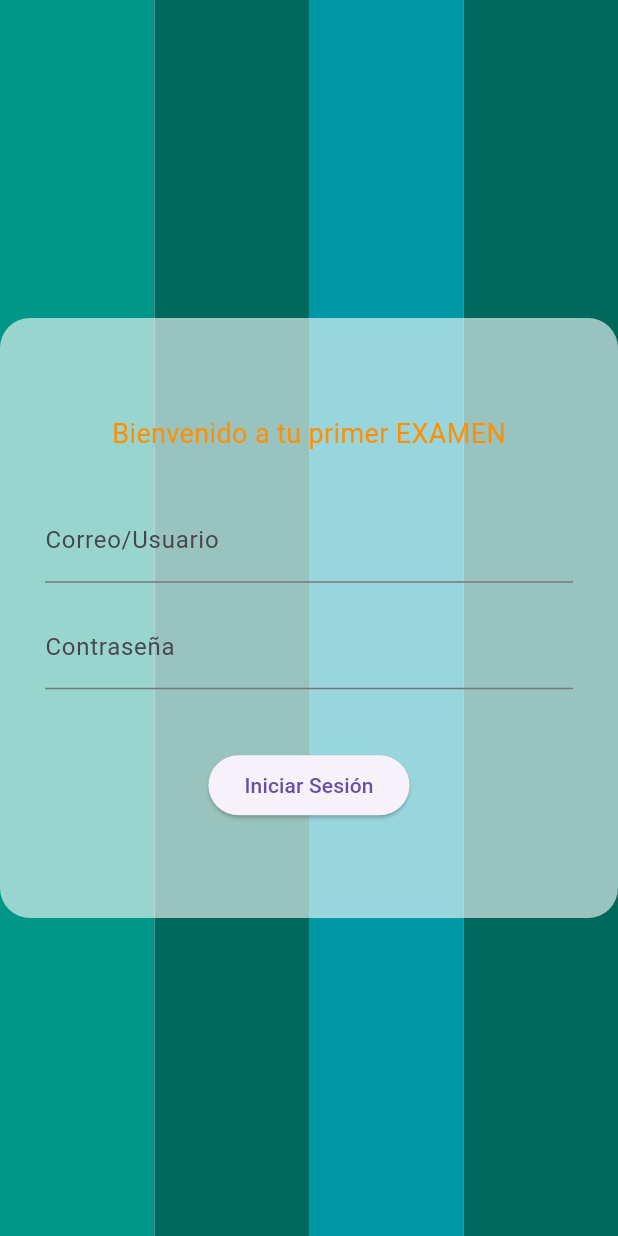
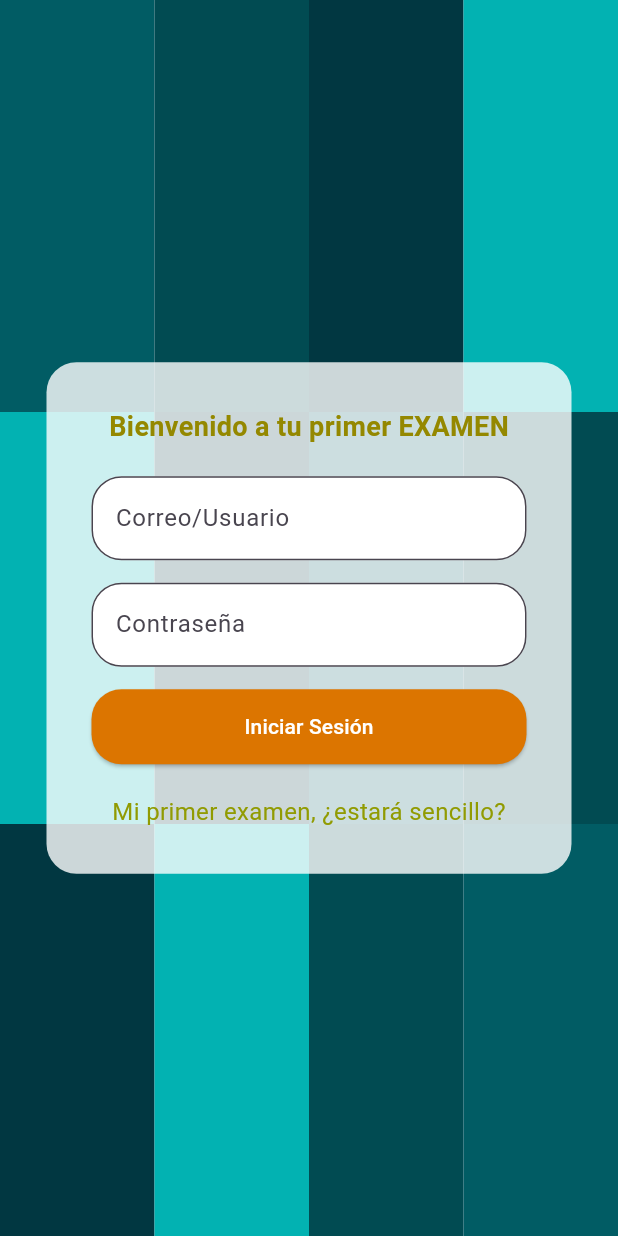
Before and after one commit to Fundamentos-Moviles/examen-i-RodolfoLujan, a Flutter app: the screen it shows after launch, on a phone screen of 412 x 824 dp. Run offline on Flutter 3.47's test engine with Material 3 defaults, Android fonts, the phone set to English and light mode, and no system bars.

Commit message:
Cuarto Commit, proyecto casi terminado

```diff
--- /dev/null
+++ b/lib/Clases/Constantes.dart
@@ -0,0 +1,28 @@
+import 'package:flutter/material.dart';
+
+// Definimos los colores usados en la app
+class AppColors {
+  static const Color fondo = Color(0xff014b52);      // Fondo principal
+  static const Color fondo2 = Color(0xff015c64);     // Fondo secundario (cartas)
+  static const Color fondo3 = Color(0xff013741);     // Fondo del encabezado
+  static const Color fondo4 = Color(0xff02b2b2);     // Color para el borde o detalles
+  static const Color titulos = Color(0xff948800);    // Color para títulos
+  static const Color botones = Color(0xffdc7500);    // Color de los botones
+  static const Color efectos = Color(0xff919b02);    // Color de los íconos o pequeños detalles
+}
+
+// Lista de actividades
+List<Map<String, dynamic>> actividades = [
+  {'id': 8, 'title': 'Iniciar el examen', 'note': 'Subir el examen antes de las 9 am del viernes', 'rating': 5},
+  {'id': 9, 'title': 'Terminar y enviar mi examen', 'note': 'No quiero reprobar', 'rating': 4},
+  {'id': 10, 'title': 'Revisar 36 examenes', 'note': 'Los alumnos tendrán todo lo que se les pidió', 'rating': 3},
+  {'id': 11, 'title': 'Revisar tareas', 'note': 'Llenar la lista con las calificaciones', 'rating': 2},
+  {'id': 12, 'title': 'Iniciar el examen', 'note': 'Subir el examen antes de las 9 am del viernes', 'rating': 5},
+  {'id': 13, 'title': 'Terminar y enviar mi examen', 'note': 'No quiero reprobar', 'rating': 4},
+  {'id': 14, 'title': 'Revisar 36 examenes', 'note': 'Los alumnos tendrán todo lo que se les pidió', 'rating': 3},
+  {'id': 15, 'title': 'Revisar tareas', 'note': 'Llenar la lista con las calificaciones', 'rating': 2},
+  {'id': 16, 'title': 'Iniciar el examen', 'note': 'Subir el examen antes de las 9 am del viernes', 'rating': 5},
+  {'id': 17, 'title': 'Terminar y enviar mi examen', 'note': 'No quiero reprobar', 'rating': 4},
+  {'id': 18, 'title': 'Revisar 36 examenes', 'note': 'Los alumnos tendrán todo lo que se les pidió', 'rating': 3},
+  {'id': 19, 'title': 'Revisar tareas', 'note': 'Llenar la lista con las calificaciones', 'rating': 2},
+];
--- a/lib/Clases/Login.dart
+++ b/lib/Clases/Login.dart
@@ -1,6 +1,6 @@
+import 'package:examen1_lcjr/Clases/Constantes.dart';
 import 'package:examen1_lcjr/Clases/Home.dart';
 import 'package:flutter/material.dart';
-
 
 class Login extends StatefulWidget {
   static String id = "login_page";
@@ -20,8 +20,6 @@ class _LoginState extends State<Login> {
   final String correctUsername = "test";
   final String correctPassword = "FDM1";
 
-  get borderRadius => null;
-
   void _validateInputs() {
     setState(() {
       String user = _userController.text;
@@ -40,8 +38,8 @@ class _LoginState extends State<Login> {
         Navigator.push(
           context,
           MaterialPageRoute(
-          builder: (context) => HomePage(studentName: 'Lujan_Carrera_Jose_Rodolfo'),
-          ) ,
+            builder: (context) => const HomePage(studentName: 'Lujan_Carrera_Jose_Rodolfo'),
+          ),
         );
       }
     });
@@ -58,30 +56,30 @@ class _LoginState extends State<Login> {
                 Expanded(
                   child: Row(
                     children: [
-                      _buildColoredContainer(Colors.teal, 150),
-                      _buildColoredContainer(Colors.teal[800]!, 200),
-                      _buildColoredContainer(Colors.cyan[700]!, 150),
-                      _buildColoredContainer(Colors.teal[800]!, 200),
+                      _buildColoredContainer(AppColors.fondo2, 150),
+                      _buildColoredContainer(AppColors.fondo, 200),
+                      _buildColoredContainer(AppColors.fondo3, 150),
+                      _buildColoredContainer(AppColors.fondo4, 200),
                     ],
                   ),
                 ),
                 Expanded(
                   child: Row(
                     children: [
-                      _buildColoredContainer(Colors.teal, 150),
-                      _buildColoredContainer(Colors.teal[800]!, 200),
-                      _buildColoredContainer(Colors.cyan[700]!, 150),
-                      _buildColoredContainer(Colors.teal[800]!, 200),
+                      _buildColoredContainer(AppColors.fondo4, 150),
+                      _buildColoredContainer(AppColors.fondo3, 200),
+                      _buildColoredContainer(AppColors.fondo2, 150),
+                      _buildColoredContainer(AppColors.fondo, 200),
                     ],
                   ),
                 ),
                 Expanded(
                   child: Row(
                     children: [
-                      _buildColoredContainer(Colors.teal, 150),
-                      _buildColoredContainer(Colors.teal[800]!, 200),
-                      _buildColoredContainer(Colors.cyan[700]!, 150),
-                      _buildColoredContainer(Colors.teal[800]!, 200),
+                      _buildColoredContainer(AppColors.fondo3, 150),
+                      _buildColoredContainer(AppColors.fondo4, 200),
+                      _buildColoredContainer(AppColors.fondo, 150),
+                      _buildColoredContainer(AppColors.fondo2, 200),
                     ],
                   ),
                 ),
@@ -90,54 +88,84 @@ class _LoginState extends State<Login> {
             Align(
               alignment: Alignment.center,
               child: Container(
-                width: 600,
-                height: 400, // Ajustamos el tamaño para dar espacio al error
+                width: 350,
+                padding: const EdgeInsets.all(30.0),
                 decoration: BoxDecoration(
-                  color: Colors.white.withOpacity(0.6),
+                  color: Colors.white.withOpacity(0.8),
                   borderRadius: BorderRadius.circular(20),
                 ),
-                child: Padding(
-                  padding: const EdgeInsets.all(30.0),
                 child: Column(
-                    mainAxisAlignment: MainAxisAlignment.center,
+                  mainAxisSize: MainAxisSize.min,
                   children: [
-                      Text(
+                    const Text(
                       'Bienvenido a tu primer EXAMEN',
                       style: TextStyle(
-                          color: Colors.amber[800],
+                        color: AppColors.titulos,
                         fontSize: 18,
+                        fontWeight: FontWeight.bold,
                       ),
                     ),
                     const SizedBox(height: 20),
-                      // Mostrar mensaje de error si lo hay
-                      if (_errorMessage.isNotEmpty)
-                        Text(
-                          _errorMessage,
-                          style: const TextStyle(color: Colors.red),
-                        ),
-                      const SizedBox(height: 10),
                     TextField(
                       controller: _userController,
-                        decoration: const InputDecoration(
+                      decoration: InputDecoration(
+                        filled: true,
+                        fillColor: Colors.white, // Fondo blanco
                         labelText: 'Correo/Usuario',
+                        border: OutlineInputBorder(
+                          borderRadius: BorderRadius.circular(20),
+                        ),
                       ),
                     ),
                     const SizedBox(height: 15),
                     TextField(
                       controller: _passwordController,
-                        decoration: const InputDecoration(
+                      decoration: InputDecoration(
+                        filled: true,
+                        fillColor: Colors.white, // Fondo blanco
                         labelText: 'Contraseña',
+                        border: OutlineInputBorder(
+                          borderRadius: BorderRadius.circular(20),
+                        ),
                       ),
                       obscureText: true,
                     ),
-                      const SizedBox(height: 40),
-                      ElevatedButton(
+                    const SizedBox(height: 15),
+                    if (_errorMessage.isNotEmpty)
+                      Padding(
+                        padding: const EdgeInsets.only(bottom: 10), // Aumentamos espacio debajo del error
+                        child: Text(
+                          _errorMessage,
+                          style: const TextStyle(color: Colors.red),
+                        ),
+                      ),
+                    SizedBox(
+                      width: double.infinity, // Botón más ancho
+                      height: 50,
+                      child: ElevatedButton(
+                        style: ElevatedButton.styleFrom(
+                          backgroundColor: AppColors.botones,
+                          shape: RoundedRectangleBorder(
+                            borderRadius: BorderRadius.circular(20),
+                          ),
+                        ),
                         onPressed: _validateInputs,
-                        child: const Text('Iniciar Sesión'),
-
+                        child: const Text(
+                          'Iniciar Sesión',
+                          style: TextStyle(color: Colors.white),
+                        ),
+                      ),
+                    ),
+                    // Mensaje debajo del botón
+                    const SizedBox(height: 20),
+                    const Text(
+                      'Mi primer examen, ¿estará sencillo?',
+                      style: TextStyle(
+                        color: AppColors.efectos,
+                        fontSize: 16,
+                      ),
                     ),
                   ],
-                  ),
                 ),
               ),
             ),
@@ -150,8 +178,8 @@ class _LoginState extends State<Login> {
   Widget _buildColoredContainer(Color color, double width) {
     return Expanded(
       child: Container(
-        width: width,
         color: color,
+        height: double.infinity,
       ),
     );
   }
```
Also changed, not shown: lib/Clases/Home.dart (+56 -33 lines), lib/Clases/more_info.dart (+23 -11 lines). Lines whose indentation alone changed are shown as unchanged.
